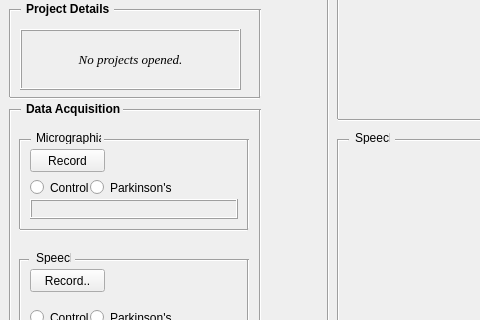
Qt form Wacom_FE/Release/Wafex_UI.ui (souvikchakraborty98/WACOM) before a commit; both pictures show x 0 to 480 and y 150 to 470 of the 658 by 580 pixel window.
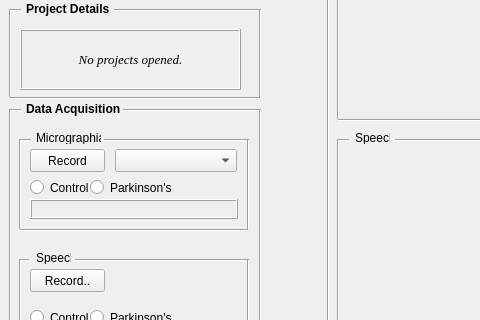
The same form after that commit.

```diff
--- a/Wacom_FE/Release/Wafex_UI.ui
+++ b/Wacom_FE/Release/Wafex_UI.ui
@@ -805,6 +805,25 @@
      <string>Parkinson's</string>
     </property>
    </widget>
+   <widget class="QComboBox" name="TestNameCombo">
+    <property name="geometry">
+     <rect>
+      <x>115</x>
+      <y>280</y>
+      <width>122</width>
+      <height>23</height>
+     </rect>
+    </property>
+    <property name="font">
+     <font>
+      <family>Consolas</family>
+      <pointsize>6</pointsize>
+     </font>
+    </property>
+    <property name="toolTip">
+     <string>Select Type</string>
+    </property>
+   </widget>
   </widget>
   <widget class="QMenuBar" name="menubar">
    <property name="geometry">
```
